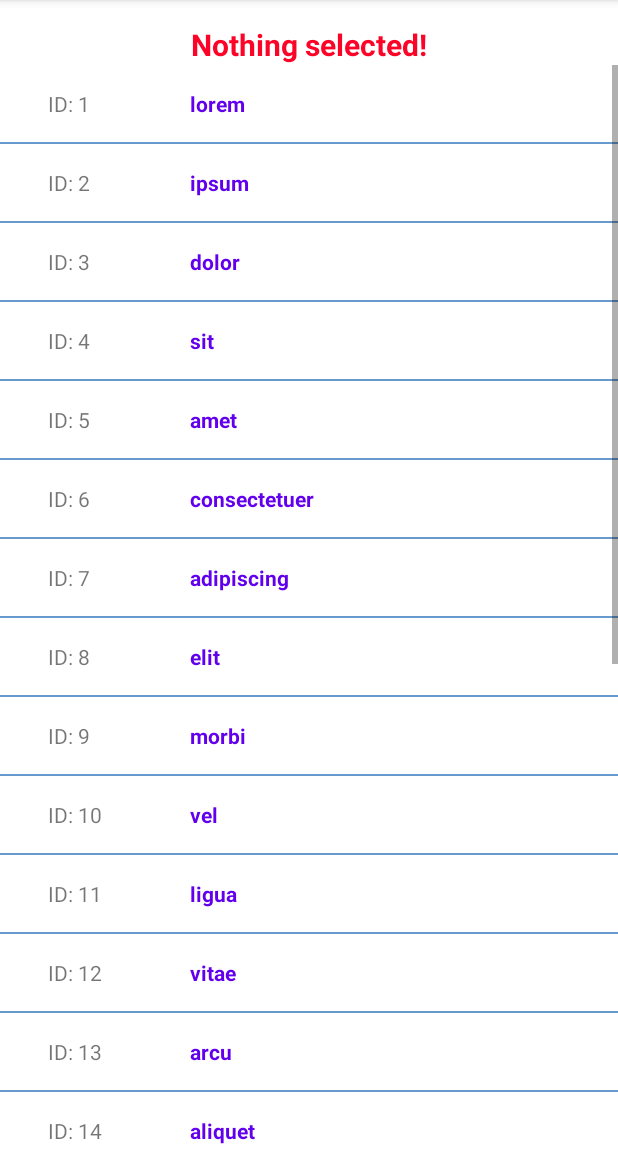
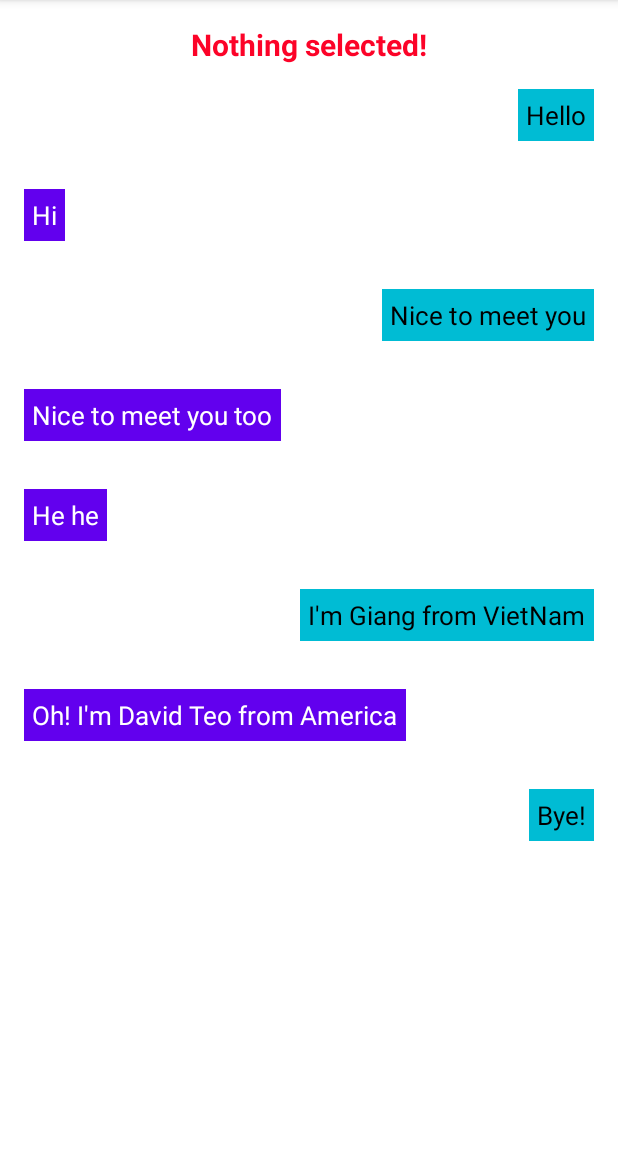
Before and after one commit to HVgiang86/MyTourNoteApp, an Android app: the screen it shows after launch (ContactActivity), in the options menu, after a tap on "About App", on a phone screen of 412 x 824 dp, the part 84-1236 px from its top. Run offline under Robolectric (Android 15) with nearby library versions, the phone set to English and light mode, and no system bars.

Commit message:
update recyclerView

```diff
--- a/app/src/main/java/com/hvgiang86/tournote/activities/ContactActivity.java
+++ b/app/src/main/java/com/hvgiang86/tournote/activities/ContactActivity.java
@@ -1,43 +1,42 @@
 package com.hvgiang86.tournote.activities;
 
-import androidx.annotation.NonNull;
-import androidx.annotation.Nullable;
 import androidx.appcompat.app.AppCompatActivity;
+import androidx.recyclerview.widget.LinearLayoutManager;
+import androidx.recyclerview.widget.RecyclerView;
 
-import android.content.Intent;
-import android.graphics.Color;
 import android.os.Bundle;
 import android.view.MenuItem;
 import android.view.View;
-import android.view.ViewGroup;
 import android.widget.AdapterView;
-import android.widget.ArrayAdapter;
+import android.widget.LinearLayout;
 import android.widget.ListView;
 import android.widget.TextView;
 import android.widget.Toast;
 
 import com.hvgiang86.tournote.R;
-import com.hvgiang86.tournote.adapters.NoteListAdapter;
+import com.hvgiang86.tournote.adapters.MessageListAdapter;
+import com.hvgiang86.tournote.models.Message;
 
-import org.w3c.dom.Text;
+import java.util.ArrayList;
+import java.util.List;
 
 public class ContactActivity extends AppCompatActivity {
     public static final String KEY_SHOW_ABOUT   = "show_what";
     public static final String VALUE_SHOW_ABOUT = "show_about";
     public static final String VALUE_SHOW_HELP  = "show_help";
 
-    private static final String[] items = {"lorem", "ipsum", "dolor",
-            "sit", "amet", "consectetuer",
-            "adipiscing", "elit", "morbi",
-            "vel", "ligua", "vitae",
-            "arcu", "aliquet", "mollis",
-            "eiam", "vel", "erat",
-            "placerat", "ante", "porttitor",
-            "sodales", "pellentesque", "augue",
-            "purus"};
-
     @Override
     protected void onCreate(Bundle savedInstanceState) {
+        List<Message> messageList = new ArrayList<>();
+        messageList.add(new Message("Hello", true));
+        messageList.add(new Message("Hi", false));
+        messageList.add(new Message("Nice to meet you", true));
+        messageList.add(new Message("Nice to meet you too", false));
+        messageList.add(new Message("He he", false));
+        messageList.add(new Message("I'm Giang from VietNam", true));
+        messageList.add(new Message("Oh! I'm David Teo from America", false));
+        messageList.add(new Message("Bye!", true));
+
         super.onCreate(savedInstanceState);
         setContentView(R.layout.activity_contact);
 
@@ -63,21 +62,16 @@ public class ContactActivity extends AppCompatActivity {
         else {
             Toast.makeText(this, "Bundle Null!", Toast.LENGTH_SHORT).show();
         }*/
-        //Khai bao list view
-        ListView myListView = findViewById(R.id.my_list_view);
-        //Khai bao adapter
-        NoteListAdapter noteListAdapter = new NoteListAdapter(this, R.layout.item_fruit, items);
-        //Gan adapter vao list view
-        myListView.setAdapter(noteListAdapter);
+
+
+        //Khai bao Recycler View
+        RecyclerView recyclerView = (RecyclerView) findViewById(R.id.contact_activity_rv_list);
+        LinearLayoutManager layoutManager = new LinearLayoutManager(this, LinearLayoutManager.VERTICAL, false);
+        recyclerView.setLayoutManager(layoutManager);
+        recyclerView.setHasFixedSize(true);;
+        //set adapter cho recycler view
+        recyclerView.setAdapter(new MessageListAdapter(messageList, this));
         //Khai bao su kien onClick
-        myListView.setOnItemClickListener(new AdapterView.OnItemClickListener() {
-            @Override
-            public void onItemClick(AdapterView<?> parent, View view, int position, long id) {
-                Toast.makeText(ContactActivity.this,"Item selected: " + items[position], Toast.LENGTH_SHORT).show();
-                TextView notificationTextView = findViewById(R.id.contact_activity_notification);
-                notificationTextView.setText(items[position] + " selected!");
-            }
-        });
         //
 
     }
--- /dev/null
+++ b/app/src/main/java/com/hvgiang86/tournote/adapters/MessageListAdapter.java
@@ -0,0 +1,79 @@
+package com.hvgiang86.tournote.adapters;
+
+import android.app.Activity;
+import android.view.LayoutInflater;
+import android.view.View;
+import android.view.ViewGroup;
+import android.widget.TextView;
+
+import androidx.annotation.NonNull;
+import androidx.recyclerview.widget.RecyclerView;
+
+import com.hvgiang86.tournote.R;
+import com.hvgiang86.tournote.models.Message;
+
+
+import java.util.List;
+
+public class MessageListAdapter extends RecyclerView.Adapter<MessageListAdapter.MessageViewHolder> {
+    private List<Message> messageList;
+    private Activity activity;
+
+    public MessageListAdapter(List<Message> messageList, Activity activity) {
+        this.messageList = messageList;
+        this.activity = activity;
+    }
+
+    @NonNull
+    @Override
+    public MessageListAdapter.MessageViewHolder onCreateViewHolder(@NonNull ViewGroup parent, int viewType) {
+        View itemView;
+        //1: sender. 0: receiver
+        switch (viewType) {
+            case 1:
+                itemView = LayoutInflater.from(parent.getContext()).inflate(R.layout.item_message_sender,parent,false);
+                break;
+            case 0:
+                itemView = LayoutInflater.from(parent.getContext()).inflate(R.layout.item_message_receiver,parent,false);
+                break;
+            default:
+                itemView = LayoutInflater.from(parent.getContext()).inflate(R.layout.item_message_sender,parent,false);
+        }
+        return new MessageViewHolder(itemView);
+    }
+
+    @Override
+    public int getItemViewType(int position) {
+        if (messageList.get(position).isSender()) {
+            return 1;
+        } else {
+            return 0;
+        }
+    }
+
+    @Override
+    public void onBindViewHolder(@NonNull MessageListAdapter.MessageViewHolder holder, int position) {
+        String content = messageList.get(position).getContent();
+        holder.tvContent.setText(content);
+    }
+
+    @Override
+    public int getItemCount() {
+        return (messageList != null) ? messageList.size() : 0;
+    }
+
+    public static class MessageViewHolder extends RecyclerView.ViewHolder{
+        private TextView tvContent;
+
+        public MessageViewHolder(View itemView) {
+            super(itemView);
+            this.tvContent = itemView.findViewById(R.id.item_message_tv_content);
+        }
+    }
+
+    @Override
+    public long getItemId(int position) {
+        return position;
+    }
+
+}
--- a/app/src/main/java/com/hvgiang86/tournote/adapters/NoteListAdapter.java
+++ /dev/null
@@ -1,67 +0,0 @@
-package com.hvgiang86.tournote.adapters;
-
-import android.app.Activity;
-import android.view.LayoutInflater;
-import android.view.View;
-import android.view.ViewGroup;
-import android.widget.AdapterView;
-import android.widget.BaseAdapter;
-import android.widget.TextView;
-
-import androidx.cardview.widget.CardView;
-
-import com.hvgiang86.tournote.R;
-
-import org.w3c.dom.Text;
-
-public class NoteListAdapter extends BaseAdapter {
-    private String[] items;
-    private Activity activity;
-    private int layout;
-
-    public NoteListAdapter(Activity activity, int layout, String[] items) {
-        this.items = items;
-        this.activity = activity;
-        this.layout = layout;
-    }
-
-    public static class ViewHolder {
-        private CardView cardView;
-        private TextView tvCategoryName;
-        private TextView tvNumberOfPosts;
-    }
-
-    @Override
-    public int getCount() {
-        return items.length;
-    }
-
-    @Override
-    public Object getItem(int position) {
-        return items[position];
-    }
-
-    @Override
-    public long getItemId(int position) {
-        return position;
-    }
-
-    @Override
-    public View getView(int position, View convertView, ViewGroup parent) {
-        // Gọi Inflater ra để bắt đầu ánh xạ view và data
-        LayoutInflater inflater = activity.getLayoutInflater();
-
-        //Đổ dữ liệu vào biến view, view này là item_fruit layout
-        convertView = inflater.inflate(layout,null);
-
-        //set text cho từng view trong danh sách với từng item
-        TextView nameTextView = (TextView) convertView.findViewById(R.id.item_fruit_tv_fruit);
-        nameTextView.setText(items[position]);
-
-        TextView idtextView = (TextView) convertView.findViewById(R.id.item_fruit_tv_id);
-        idtextView.setText("ID: " + (position + 1));
-
-        //return kết quả
-        return convertView;
-    }
-}
--- /dev/null
+++ b/app/src/main/java/com/hvgiang86/tournote/models/Message.java
@@ -0,0 +1,27 @@
+package com.hvgiang86.tournote.models;
+
+public class Message {
+    private String content;
+    private boolean isSender;
+
+    public Message(String content, boolean isSender) {
+        this.content = content;
+        this.isSender = isSender;
+    }
+
+    public String getContent() {
+        return content;
+    }
+
+    public boolean isSender() {
+        return isSender;
+    }
+
+    public void setContent(String content) {
+        this.content = content;
+    }
+
+    public void setSender(boolean sender) {
+        isSender = sender;
+    }
+}
--- a/app/src/main/res/layout/activity_contact.xml
+++ b/app/src/main/res/layout/activity_contact.xml
@@ -47,18 +47,13 @@
         android:textStyle="bold"
         />
 
-    <ListView
-        android:id="@+id/my_list_view"
-        style="@android:style/Widget.Material.ListView"
+    <androidx.recyclerview.widget.RecyclerView
+        android:id="@+id/contact_activity_rv_list"
         android:layout_width="0dp"
-        android:layout_height="0dp"
-        android:divider="#6699cc"
-        android:dividerHeight="1dp"
-        android:footerDividersEnabled="false"
-        app:layout_constraintBottom_toBottomOf="parent"
+        android:layout_height="wrap_content"
+        app:layout_constraintTop_toBottomOf="@id/contact_activity_notification"
+        app:layout_constraintStart_toStartOf="parent"
         app:layout_constraintEnd_toEndOf="parent"
-        app:layout_constraintStart_toStartOf="parent"
-        app:layout_constraintTop_toBottomOf="@+id/contact_activity_notification"
-        android:listSelector="@color/color_accent"
         />
+
 </androidx.constraintlayout.widget.ConstraintLayout>
--- a/app/src/main/res/layout/item_fruit.xml
+++ /dev/null
@@ -1,30 +0,0 @@
-<?xml version="1.0" encoding="utf-8"?>
-<LinearLayout xmlns:android="http://schemas.android.com/apk/res/android"
-    android:layout_width="match_parent"
-    android:layout_height="wrap_content"
-    android:orientation="horizontal"
-    android:gravity="start"
-    android:padding="16dp"
-    >
-    <TextView
-        android:id="@+id/item_fruit_tv_id"
-        android:layout_width="0dp"
-        android:layout_height="match_parent"
-        android:layout_weight="2"
-        android:gravity="center_vertical"
-        android:layout_marginStart="@dimen/activity_horizontal_margin"
-        android:layout_marginEnd="@dimen/activity_horizontal_margin"
-        />
-    <TextView
-        android:id="@+id/item_fruit_tv_fruit"
-        android:layout_width="0dp"
-        android:layout_height="match_parent"
-        android:layout_weight="8"
-        android:gravity="center_vertical"
-        android:layout_marginStart="@dimen/activity_horizontal_margin"
-        android:layout_marginEnd="@dimen/activity_horizontal_margin"
-        style="@style/TextAppearance.AppCompat.Body1"
-        android:textStyle="bold"
-        android:textColor="@color/purple_500"
-        />
-</LinearLayout>
--- /dev/null
+++ b/app/src/main/res/layout/item_message_receiver.xml
@@ -0,0 +1,19 @@
+<?xml version="1.0" encoding="utf-8"?>
+<LinearLayout xmlns:android="http://schemas.android.com/apk/res/android"
+    android:layout_width="match_parent"
+    android:layout_height="wrap_content"
+    android:orientation="vertical"
+    android:padding="16dp"
+    android:gravity="start">
+    <TextView
+        android:id="@+id/item_message_tv_content"
+        android:layout_width="wrap_content"
+        android:layout_height="wrap_content"
+        android:gravity="center_vertical"
+        android:padding="5dp"
+        android:textColor="@color/white"
+        android:background="@color/purple_500"
+        android:textSize="17sp"
+        />
+
+</LinearLayout>
--- /dev/null
+++ b/app/src/main/res/layout/item_message_sender.xml
@@ -0,0 +1,19 @@
+<?xml version="1.0" encoding="utf-8"?>
+<LinearLayout xmlns:android="http://schemas.android.com/apk/res/android"
+    android:layout_width="match_parent"
+    android:layout_height="wrap_content"
+    android:orientation="vertical"
+    android:padding="16dp"
+    android:gravity="end">
+    <TextView
+        android:id="@+id/item_message_tv_content"
+        android:layout_width="wrap_content"
+        android:layout_height="wrap_content"
+        android:gravity="center_vertical"
+        android:padding="5dp"
+        android:textColor="@color/black"
+        android:background="@color/color_primary"
+        android:textSize="17sp"
+        />
+
+</LinearLayout>
```
Also changed, not shown: 61 other files.
